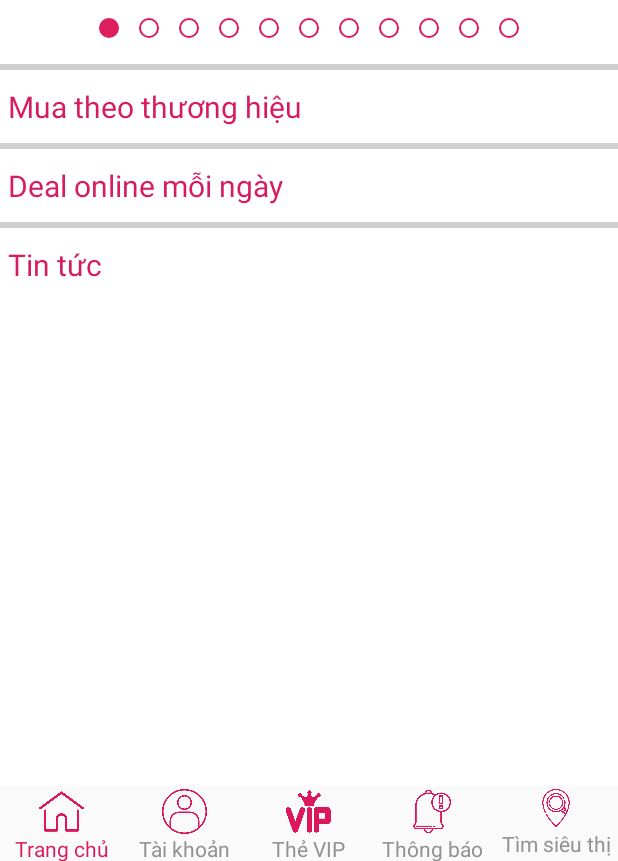
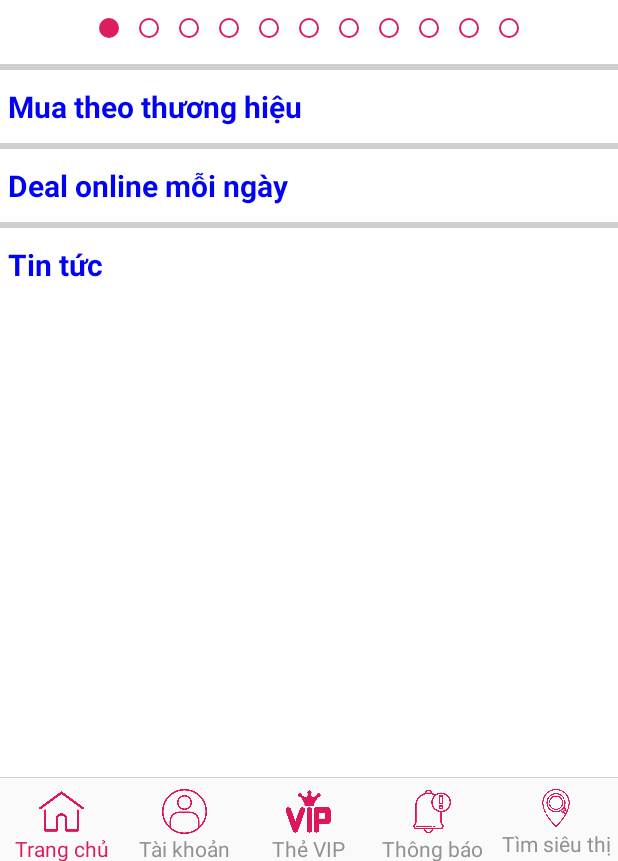
Before and after one commit to TranThanhMinh/ConCung, an Android app: the fragment ListOrderFragment placed in its activity, after a tap on "Trang chủ", on a phone screen of 412 x 824 dp, the part 375-1236 px from its top. Run offline under Robolectric (Android 15) with nearby library versions, the phone set to English and light mode, and no system bars; our stand-ins replace CircleImageView, Dagger/Hilt's generated code, Picasso, Room's generated code; libraries missing offline, so code that uses them is left out: com.facebook, com.facebook.login; pictures from the network do not load; 10 statements that could not run were skipped.

Commit message:
commit source: add api update status of order, menu sort

```diff
--- /dev/null
+++ b/app/src/main/java/com/example/concung/model/cart/RequestStatus.kt
@@ -0,0 +1,6 @@
+package com.example.concung.model.cart
+
+class RequestStatus {
+    var id_order: String?=null
+    var status: Int?=null
+}
--- a/app/src/main/java/com/example/concung/retrofit/Api.kt
+++ b/app/src/main/java/com/example/concung/retrofit/Api.kt
@@ -1,6 +1,7 @@
 package com.example.concung.retrofit
 
 import com.example.concung.model.cart.OrderAddress
+import com.example.concung.model.cart.RequestStatus
 import com.example.concung.model.cart.ResultGetOrder
 import com.example.concung.model.cart.ResultNewOrder
 import com.example.concung.model.category.ResultCategory
@@ -79,8 +80,11 @@ interface Api {
     @POST("/MinhTran/public/api/getorder")
     fun  getOrder(@Body user: User) :Call<ResultGetOrder>
 
-
     //get comment
     @POST("/MinhTran/public/api/typecategory")
     fun  getTypeCategory(@Body id: RequestId) :Call<ResultCategory>
+
+    //update status of order
+    @POST("/MinhTran/public/api/updatestatus")
+    fun  updateStatus(@Body requestStatus : RequestStatus) :Call<ResultApi>
 }
--- a/app/src/main/java/com/example/concung/viewmodel/HomeViewModel.kt
+++ b/app/src/main/java/com/example/concung/viewmodel/HomeViewModel.kt
@@ -9,6 +9,7 @@ import com.example.concung.model.home.ResultApi
 import com.example.concung.model.category.ResultCategory
 import com.example.concung.model.home.User
 import com.example.concung.model.cart.OrderAddress
+import com.example.concung.model.cart.RequestStatus
 import com.example.concung.model.cart.ResultGetOrder
 import com.example.concung.model.cart.ResultNewOrder
 import com.example.concung.model.comment.ResultStatus
@@ -123,4 +124,8 @@ class HomeViewModel : ViewModel() {
     fun getCategory(id: RequestId): LiveData<ResultCategory> {
         return homeRopository!!.getCategory(id)
     }
+
+    fun updateStatus(requestStatus : RequestStatus): LiveData<ResultApi> {
+        return homeRopository!!.updateStatus(requestStatus)
+    }
 }
--- a/app/src/main/res/layout/concung.xml
+++ b/app/src/main/res/layout/concung.xml
@@ -16,10 +16,13 @@
             android:id="@+id/fgLayout"
             android:layout_width="match_parent"
             android:layout_height="match_parent"
+            android:layout_marginBottom="@dimen/size_5"
             android:layout_above="@+id/bottom" />
         <View
             android:layout_width="match_parent"
             android:layout_height="0.5dp"
+            android:layout_marginBottom="@dimen/size_5"
+            android:background="@color/colorBlack4"
             android:layout_above="@+id/bottom"/>
 
         <LinearLayout
--- a/app/src/main/res/layout/item_home.xml
+++ b/app/src/main/res/layout/item_home.xml
@@ -12,11 +12,12 @@
         android:background="@color/colorBlack4"/>
     <TextView
         android:id="@+id/tvTitle"
-        android:textSize="@dimen/text2"
-        android:textColor="@color/colorAccent"
-        android:padding="5dp"
         android:layout_width="match_parent"
         android:layout_height="wrap_content"
+        android:textSize="@dimen/text2"
+        android:textColor="@color/colorBlue"
+        android:padding="5dp"
+        android:textStyle="bold"
         android:text="Deal online moi ngay"/>
     <androidx.recyclerview.widget.RecyclerView
         android:id="@+id/list_item"
--- /dev/null
+++ b/app/src/main/res/menu/menu_sort_order.xml
@@ -0,0 +1,20 @@
+<?xml version="1.0" encoding="utf-8"?>
+<menu xmlns:android="http://schemas.android.com/apk/res/android"
+    xmlns:app="http://schemas.android.com/apk/res-auto">
+    <item
+        android:id="@+id/item_all"
+        android:title="@string/txt_all"
+        app:showAsAction="never" />
+    <item
+        android:id="@+id/item_canceled"
+        android:title="@string/txt_order_canceled"
+        app:showAsAction="never" />
+    <item
+        android:id="@+id/item_ok"
+        android:title="@string/txt_order_ok"
+        app:showAsAction="never" />
+    <item
+        android:id="@+id/item_finished"
+        android:title="@string/txt_order_finished"
+        app:showAsAction="never" />
+</menu>
--- a/app/src/main/res/values/strings.xml
+++ b/app/src/main/res/values/strings.xml
@@ -44,6 +44,11 @@
     <string name="txt_product">Sản phẩm</string>
     <string name="txt_continue">Tiếp tục</string>
     <string name="txt_order">Đặt hàng</string>
+    <string name="txt_order_ok">Đã đặt hàng</string>
+    <string name="txt_order_finished">Đã giao hàng</string>
+    <string name="txt_order_cancel">Hủy đặt hàng</string>
+    <string name="txt_order_canceled">Đã hủy</string>
+    <string name="txt_all">Tất cả</string>
     <string name="txt_cart">Giỏ hàng</string>
     <string name="txt_cart_2">Không có sản phẩm nào trong giỏ hàng của bạn</string>
     <string name="txt_delete">Xóa</string>
```
Also changed, not shown: app/src/main/java/com/example/concung/repository/HomeRepository.kt (+17 -0 lines), app/src/main/java/com/example/concung/view/adapter/ListOrderAdapter.kt (+8 -10 lines), app/src/main/java/com/example/concung/view/user/DetailOrderFragment.kt (+39 -12 lines), app/src/main/java/com/example/concung/view/user/ListOrderFragment.kt (+35 -87 lines), app/src/main/res/layout/detail_order_online.xml (+22 -6 lines).
